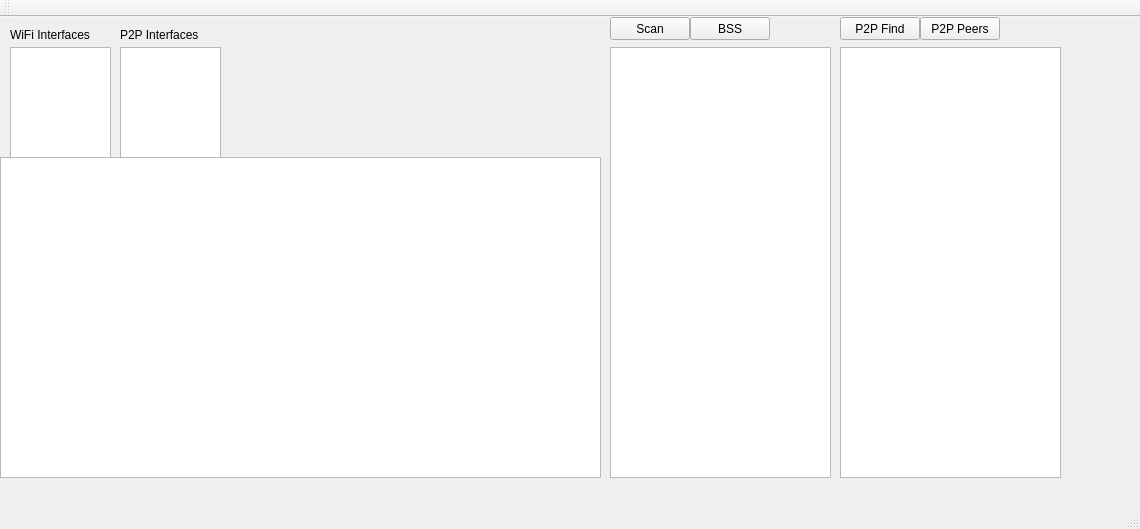
Above: mainwindow.ui from AndreyShamis/wipp before the change. Below: the same form after it.
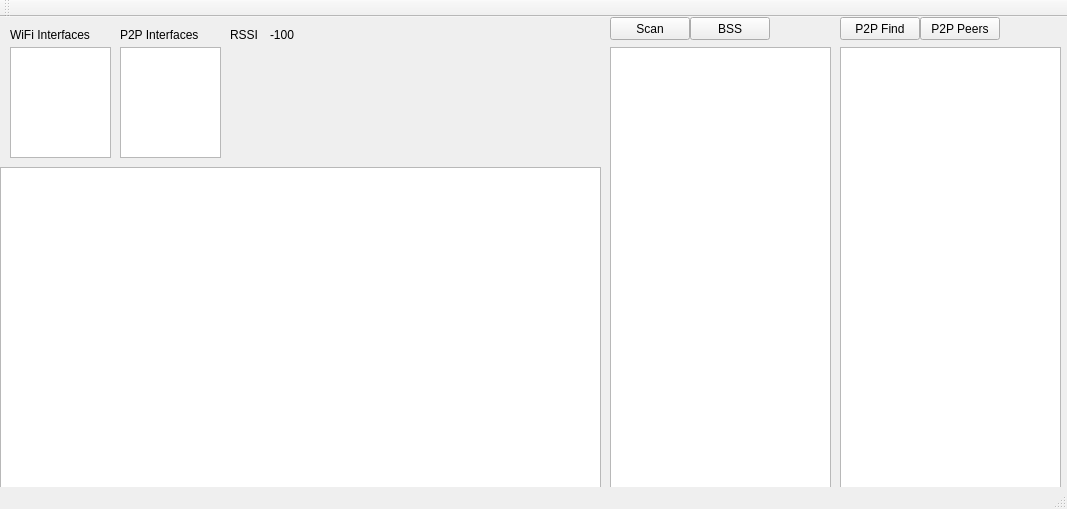
That is the form after the change.

The edit to the form file:
```diff
--- a/mainwindow.ui
+++ b/mainwindow.ui
@@ -6,8 +6,8 @@
    <rect>
     <x>0</x>
     <y>0</y>
-    <width>1140</width>
-    <height>529</height>
+    <width>1067</width>
+    <height>509</height>
    </rect>
   </property>
   <property name="windowTitle">
@@ -18,7 +18,7 @@
     <property name="geometry">
      <rect>
       <x>0</x>
-      <y>140</y>
+      <y>150</y>
       <width>601</width>
       <height>321</height>
      </rect>
@@ -30,7 +30,7 @@
       <x>610</x>
       <y>30</y>
       <width>221</width>
-      <height>431</height>
+      <height>441</height>
      </rect>
     </property>
    </widget>
@@ -66,7 +66,7 @@
       <x>840</x>
       <y>30</y>
       <width>221</width>
-      <height>431</height>
+      <height>441</height>
      </rect>
     </property>
    </widget>
@@ -142,6 +142,32 @@
      </rect>
     </property>
    </widget>
+   <widget class="QLabel" name="lblRSSI">
+    <property name="geometry">
+     <rect>
+      <x>230</x>
+      <y>10</y>
+      <width>31</width>
+      <height>16</height>
+     </rect>
+    </property>
+    <property name="text">
+     <string>RSSI</string>
+    </property>
+   </widget>
+   <widget class="QLabel" name="lblRSSIValue">
+    <property name="geometry">
+     <rect>
+      <x>270</x>
+      <y>10</y>
+      <width>41</width>
+      <height>16</height>
+     </rect>
+    </property>
+    <property name="text">
+     <string>-100</string>
+    </property>
+   </widget>
   </widget>
   <widget class="QMenuBar" name="menuBar">
    <property name="geometry">
```
Left out of the diff: 4 changed lines with no effect on the pictures.
